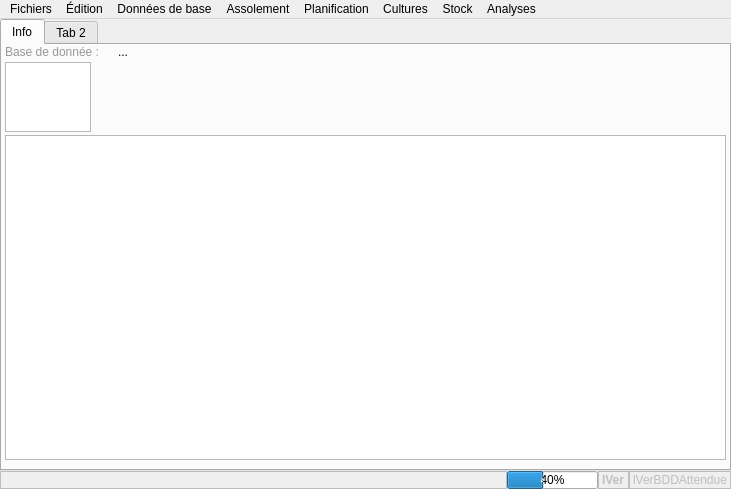
This is mainwindow.ui in marcpley/potaleger as Qt 5 draws it before an edit. The edited form follows.
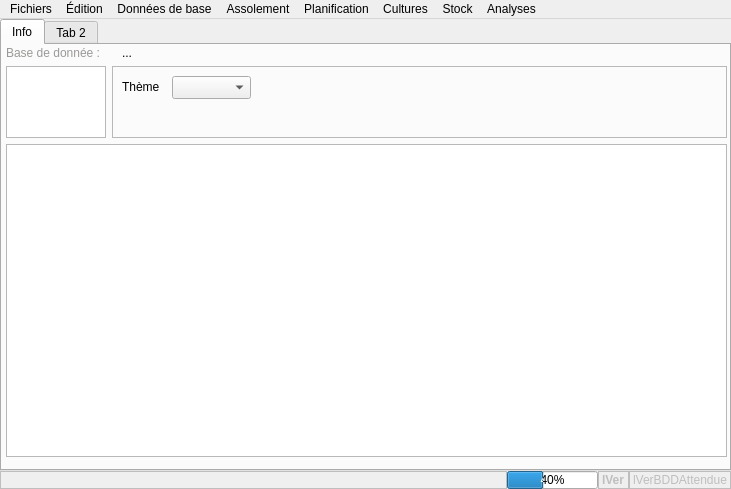
This is the edited form. Icons and pictures are not drawn.

The edit to the form file:
```diff
--- a/mainwindow.ui
+++ b/mainwindow.ui
@@ -75,19 +75,16 @@
        <attribute name="title">
         <string>Info</string>
        </attribute>
-       <widget class="QWidget" name="layoutWidget">
+       <widget class="QWidget" name="">
         <property name="geometry">
          <rect>
-          <x>3</x>
-          <y>0</y>
+          <x>4</x>
+          <y>1</y>
           <width>721</width>
-          <height>415</height>
+          <height>411</height>
          </rect>
         </property>
         <layout class="QVBoxLayout" name="verticalLayout">
-         <property name="spacing">
-          <number>3</number>
-         </property>
          <item>
           <layout class="QHBoxLayout" name="horizontalLayout_3">
            <item>
@@ -149,6 +146,8 @@
           </layout>
          </item>
          <item>
+          <layout class="QHBoxLayout" name="horizontalLayout_4">
+           <item>
           <widget class="QGraphicsView" name="graphicsView">
            <property name="sizePolicy">
             <sizepolicy hsizetype="Fixed" vsizetype="Fixed">
@@ -157,15 +156,53 @@
             </sizepolicy>
            </property>
            <property name="verticalScrollBarPolicy">
-            <enum>Qt::ScrollBarPolicy::ScrollBarAlwaysOff</enum>
+              <enum>Qt::ScrollBarPolicy::ScrollBarAsNeeded</enum>
            </property>
            <property name="horizontalScrollBarPolicy">
-            <enum>Qt::ScrollBarPolicy::ScrollBarAlwaysOff</enum>
+              <enum>Qt::ScrollBarPolicy::ScrollBarAsNeeded</enum>
            </property>
            <property name="sizeAdjustPolicy">
             <enum>QAbstractScrollArea::SizeAdjustPolicy::AdjustToContents</enum>
            </property>
           </widget>
+           </item>
+           <item>
+            <widget class="QFrame" name="frame_2">
+             <property name="minimumSize">
+              <size>
+               <width>150</width>
+               <height>0</height>
+              </size>
+             </property>
+             <property name="frameShape">
+              <enum>QFrame::Shape::StyledPanel</enum>
+             </property>
+             <widget class="QLabel" name="label_2">
+              <property name="geometry">
+               <rect>
+                <x>10</x>
+                <y>11</y>
+                <width>50</width>
+                <height>20</height>
+               </rect>
+              </property>
+              <property name="text">
+               <string>Thème</string>
+              </property>
+             </widget>
+             <widget class="QComboBox" name="cbTheme">
+              <property name="geometry">
+               <rect>
+                <x>60</x>
+                <y>10</y>
+                <width>79</width>
+                <height>23</height>
+               </rect>
+              </property>
+             </widget>
+            </widget>
+           </item>
+          </layout>
          </item>
          <item>
           <widget class="QTextEdit" name="pteNotes">
```
Lines whose indentation alone changed are shown as unchanged.
